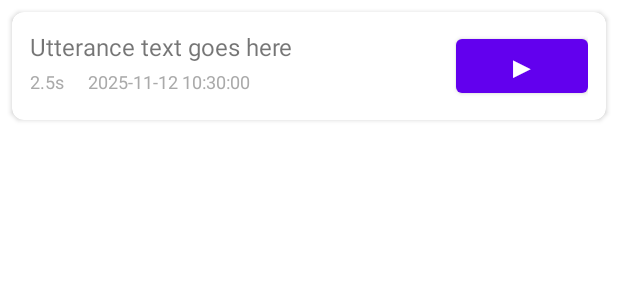
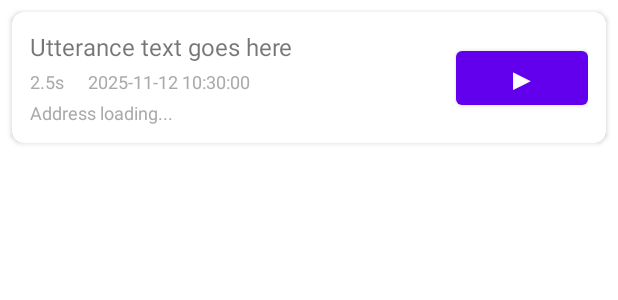
Before and after one commit to doInfinitely/selective-speaker, an Android app: the layout item_utterance.xml on its own in the app's theme, with its tools: preview values and no code run, on a phone screen of 412 x 824 dp. Shown: the top 300 px of the screen. Run offline under Robolectric (Android 15) with nearby library versions, the phone set to English and light mode, and no system bars; network calls fail.

Commit message:
Add address display below each utterance in Android app

```diff
--- a/android/app/src/main/java/ai/gauntlet/selectivespeaker/ui/UtterancesAdapter.kt
+++ b/android/app/src/main/java/ai/gauntlet/selectivespeaker/ui/UtterancesAdapter.kt
@@ -34,6 +34,7 @@ class UtterancesAdapter(
             binding.textViewUtterance.text = utterance.text
             binding.textViewDuration.text = "${(utterance.end_ms - utterance.start_ms) / 1000.0}s"
             binding.textViewTimestamp.text = utterance.timestamp ?: ""
+            binding.textViewAddress.text = utterance.address ?: "Location unavailable"
 
             binding.buttonPlay.setOnClickListener {
                 onPlayClick(utterance)
--- a/android/app/src/main/res/layout/item_utterance.xml
+++ b/android/app/src/main/res/layout/item_utterance.xml
@@ -47,6 +47,20 @@
             app:layout_constraintStart_toEndOf="@id/textViewDuration"
             app:layout_constraintTop_toBottomOf="@id/textViewUtterance" />
 
+        <TextView
+            android:id="@+id/textViewAddress"
+            android:layout_width="0dp"
+            android:layout_height="wrap_content"
+            android:layout_marginTop="4dp"
+            android:text="Address loading..."
+            android:textColor="@android:color/darker_gray"
+            android:textSize="12sp"
+            android:maxLines="1"
+            android:ellipsize="end"
+            app:layout_constraintEnd_toStartOf="@id/buttonPlay"
+            app:layout_constraintStart_toStartOf="parent"
+            app:layout_constraintTop_toBottomOf="@id/textViewDuration" />
+
         <Button
             android:id="@+id/buttonPlay"
             android:layout_width="wrap_content"
```
